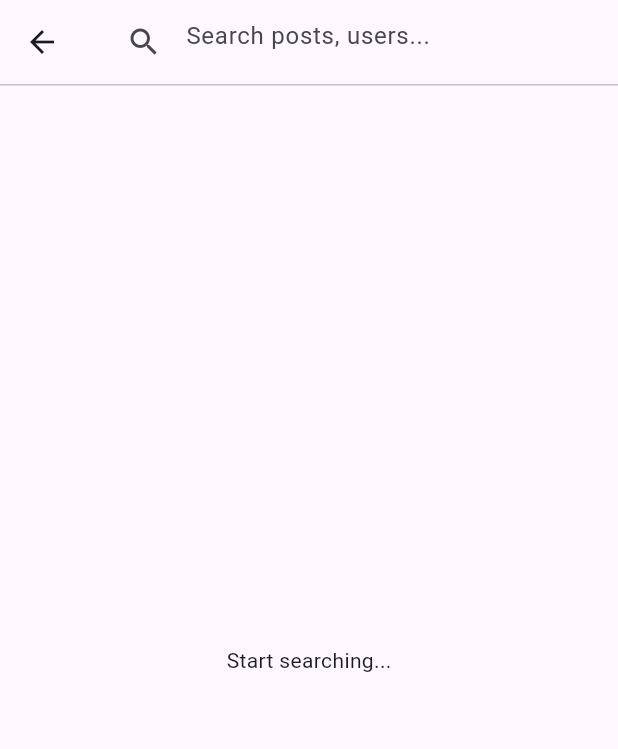
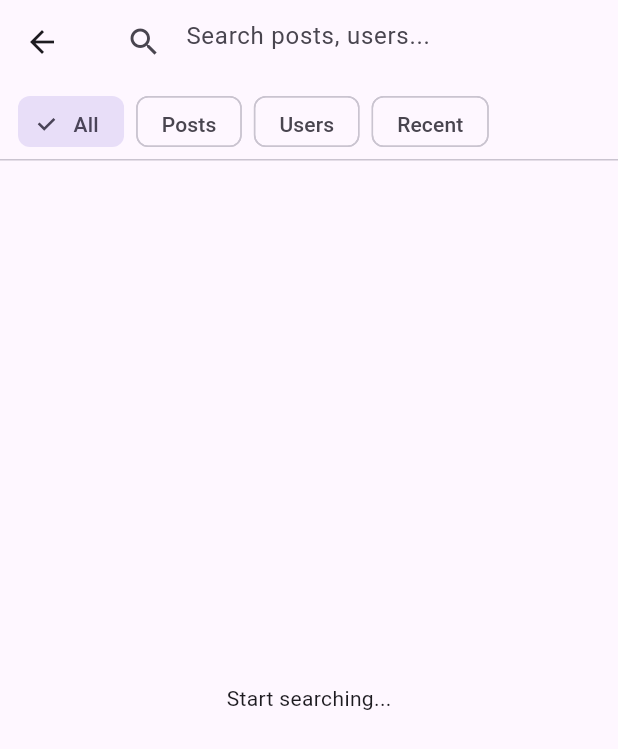
Before and after one commit to aduoke33/2025_LTTBDD_N05_Nhom_4, a Flutter app: the SearchScreen screen opened directly, on a phone screen of 412 x 824 dp. Shown: the top 749 px of the screen. Run offline on Flutter 3.47's test engine with Material 3 defaults, Android fonts, the phone set to English and light mode, and no system bars.

Commit message:
add filter chips

```diff
--- a/lib/screens/search_screen.dart
+++ b/lib/screens/search_screen.dart
@@ -9,11 +9,18 @@ class SearchScreen extends StatefulWidget {
 
 class _SearchScreenState extends State<SearchScreen> {
   final TextEditingController _searchController = TextEditingController();
+  String _selectedFilter = 'All';
+  final List<String> _filters = ['All', 'Posts', 'Users', 'Recent'];
 
   @override
   void dispose() {
     _searchController.dispose();
     super.dispose();
+  }
+
+  void _performSearch(String query) {
+    // Placeholder for search logic
+    setState(() {});
   }
 
   @override
@@ -22,16 +29,57 @@ class _SearchScreenState extends State<SearchScreen> {
       appBar: AppBar(
         title: TextField(
           controller: _searchController,
-          decoration: const InputDecoration(
+          decoration: InputDecoration(
             hintText: 'Search posts, users...',
             border: InputBorder.none,
-            prefixIcon: Icon(Icons.search),
+            prefixIcon: const Icon(Icons.search),
+            suffixIcon: _searchController.text.isNotEmpty
+                ? IconButton(
+                    icon: const Icon(Icons.clear),
+                    onPressed: () {
+                      _searchController.clear();
+                      _performSearch('');
+                    },
+                  )
+                : null,
           ),
+          onChanged: _performSearch,
         ),
       ),
       body: Column(
         children: [
-          // Filter chips will be added here
+          // Filter Chips
+          Container(
+            height: 50,
+            padding: const EdgeInsets.symmetric(vertical: 8),
+            child: ListView.builder(
+              scrollDirection: Axis.horizontal,
+              padding: const EdgeInsets.symmetric(horizontal: 12),
+              itemCount: _filters.length,
+              itemBuilder: (context, index) {
+                final filter = _filters[index];
+                final isSelected = filter == _selectedFilter;
+                return Padding(
+                  padding: const EdgeInsets.only(right: 8),
+                  child: FilterChip(
+                    label: Text(filter),
+                    selected: isSelected,
+                    onSelected: (selected) {
+                      setState(() {
+                        _selectedFilter = filter;
+                      });
+                      ScaffoldMessenger.of(context).showSnackBar(
+                        SnackBar(
+                          content: Text('Filter by $filter (coming soon)'),
+                          duration: const Duration(seconds: 1),
+                        ),
+                      );
+                    },
+                  ),
+                );
+              },
+            ),
+          ),
           const Divider(height: 1),
           // Search results will be added here
           Expanded(
```
